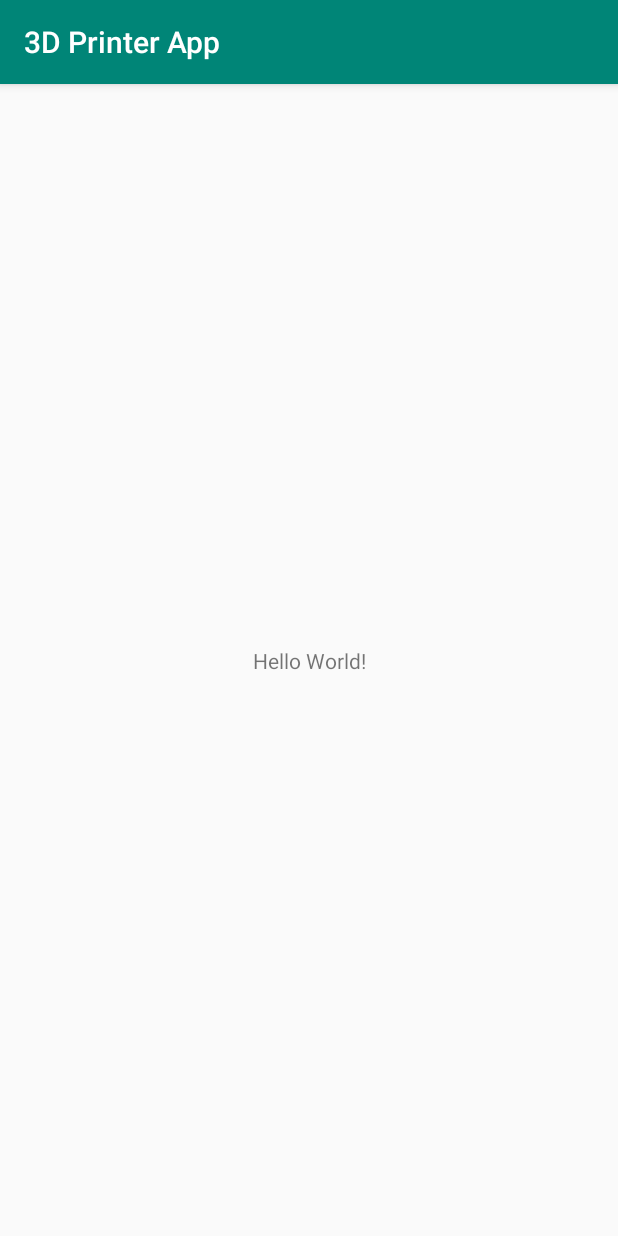
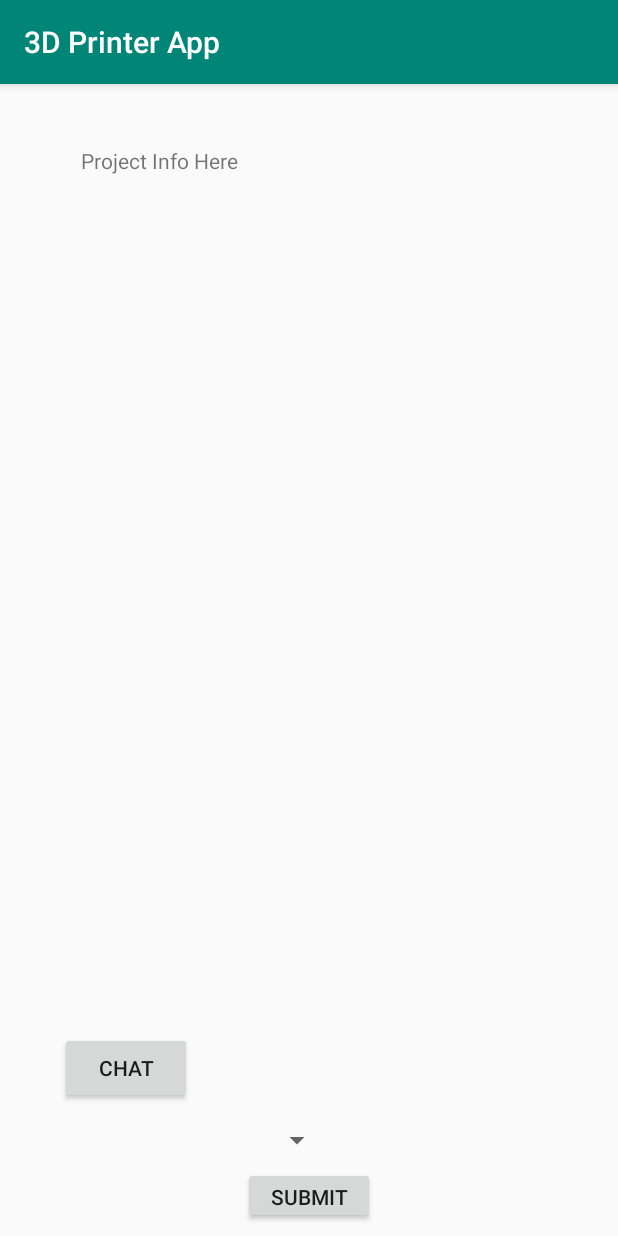
Before and after one commit to LoserAim/Junior-Project-3d-printer-app, an Android app: the screen it shows after launch (LoginActivity), on a phone screen of 412 x 824 dp. Run offline under Robolectric (Android 15) with nearby library versions, the phone set to English and light mode, and no system bars.

Commit message:
Admin Project Info Page
GUI for the Admin's Project Info Page

```diff
--- a/app/src/main/res/layout/activity_login.xml
+++ b/app/src/main/res/layout/activity_login.xml
@@ -8,12 +8,44 @@
     tools:context=".LoginActivity">
 
     <TextView
+        android:id="@+id/textView"
+        android:layout_width="305dp"
+        android:layout_height="350dp"
+        android:text="Project Info Here"
+        app:layout_constraintBottom_toBottomOf="parent"
+        app:layout_constraintEnd_toEndOf="parent"
+        app:layout_constraintHorizontal_bias="0.506"
+        app:layout_constraintStart_toStartOf="parent"
+        app:layout_constraintTop_toTopOf="parent"
+        app:layout_constraintVertical_bias="0.099" />
+
+    <Spinner
+        android:id="@+id/spinner"
+        android:layout_width="182dp"
+        android:layout_height="wrap_content"
+        android:layout_marginStart="40dp"
+        android:layout_marginBottom="52dp"
+        app:layout_constraintBottom_toBottomOf="parent"
+        app:layout_constraintStart_toStartOf="parent" />
+
+    <Button
+        android:id="@+id/button2"
+        android:layout_width="wrap_content"
+        android:layout_height="38dp"
+        android:layout_marginBottom="8dp"
+        android:text="Submit"
+        app:layout_constraintBottom_toBottomOf="parent"
+        app:layout_constraintEnd_toEndOf="parent"
+        app:layout_constraintStart_toStartOf="parent" />
+
+    <Button
+        android:id="@+id/button3"
         android:layout_width="wrap_content"
         android:layout_height="wrap_content"
-        android:text="Hello World!"
+        android:layout_marginStart="40dp"
+        android:layout_marginBottom="88dp"
+        android:text="Chat"
         app:layout_constraintBottom_toBottomOf="parent"
-        app:layout_constraintLeft_toLeftOf="parent"
-        app:layout_constraintRight_toRightOf="parent"
-        app:layout_constraintTop_toTopOf="parent" />
+        app:layout_constraintStart_toStartOf="parent" />
 
 </android.support.constraint.ConstraintLayout>
--- a/app/src/main/res/values/strings.xml
+++ b/app/src/main/res/values/strings.xml
@@ -1,3 +1,11 @@
 <resources>
     <string name="app_name">3D Printer App</string>
+
+    <string-array name="RequestMover">
+        <item>Approved</item>
+        <item>Request</item>
+        <item>Denied</item>
+    </string-array>
 </resources>
+
+    <!--https://www.youtube.com/watch?v=on_OrrX7Nw4-->
```
